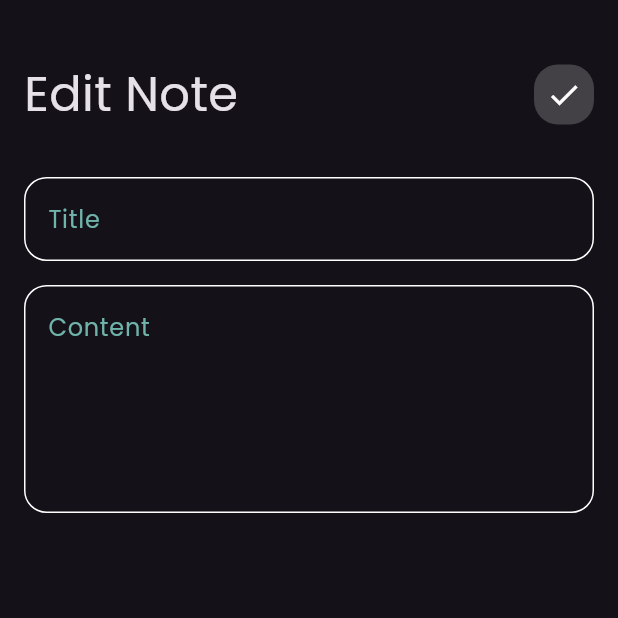
After one commit to mahmoudmourad124/notes_app, a Flutter app: the screen it shows after launch, after a tap on "Flutter tips", on a phone screen of 412 x 824 dp, the top half of it. The commit adds this screen. Run offline on Flutter 3.47's test engine with Material 3 defaults, Android fonts, the phone set to English and light mode, and no system bars.

Commit message:
create edit note view

```diff
--- a/lib/main.dart
+++ b/lib/main.dart
@@ -1,5 +1,5 @@
 import 'package:flutter/material.dart';
-import 'package:notes_app/views/notes_view.dart';
+import 'package:notes_app/views/widgets/notes_view.dart';
 
 void main() {
   runApp(NotesApp());
--- a/lib/views/custom_appbar.dart
+++ b/lib/views/widgets/custom_appbar.dart
@@ -1,23 +1,27 @@
 import 'package:flutter/material.dart';
-import 'package:notes_app/views/custom_search_icon.dart';
+import 'package:notes_app/views/widgets/custom_search_icon.dart';
 
 class CustomAppbar extends StatelessWidget {
-  const CustomAppbar({super.key});
+  const CustomAppbar({super.key, required this.icon, required this.title});
+  final IconData icon;
+  final String title;
 
   @override
   Widget build(BuildContext context) {
-    return const Padding(
+    return Padding(
       padding: EdgeInsets.only(top: 24),
       child: Row(
         mainAxisAlignment: MainAxisAlignment.spaceBetween,
         children: [
           Text(
-            'Notes',
+            title,
             style: TextStyle(
               fontSize: 32,
             ),
           ),
-          CustomSearchIcon()
+          CustomSearchIcon(
+            icon: icon,
+          )
         ],
       ),
     );
--- a/lib/views/custom_search_icon.dart
+++ b/lib/views/widgets/custom_search_icon.dart
@@ -1,8 +1,8 @@
 import 'package:flutter/material.dart';
 
 class CustomSearchIcon extends StatelessWidget {
-  const CustomSearchIcon({super.key});
-
+  const CustomSearchIcon({super.key, required this.icon});
+  final IconData icon;
   @override
   Widget build(BuildContext context) {
     return Container(
@@ -13,7 +13,7 @@ class CustomSearchIcon extends StatelessWidget {
           color: Colors.white.withOpacity(.2)),
       child: Center(
         child: Icon(
-          Icons.search,
+          icon,
           size: 24,
         ),
       ),
--- /dev/null
+++ b/lib/views/widgets/edit_note_view.dart
@@ -0,0 +1,13 @@
+import 'package:flutter/material.dart';
+import 'package:notes_app/views/widgets/edit_note_view_body.dart';
+
+class EditNoteView extends StatelessWidget {
+  const EditNoteView({super.key});
+
+  @override
+  Widget build(BuildContext context) {
+    return const Scaffold(
+      body: EditNoteViewBody(),
+    );
+  }
+}
--- /dev/null
+++ b/lib/views/widgets/edit_note_view_body.dart
@@ -0,0 +1,33 @@
+import 'package:flutter/material.dart';
+import 'package:notes_app/views/widgets/custom_appbar.dart';
+import 'package:notes_app/views/widgets/custom_text_field.dart';
+
+class EditNoteViewBody extends StatelessWidget {
+  const EditNoteViewBody({super.key});
+
+  @override
+  Widget build(BuildContext context) {
+    return const Padding(
+      padding: EdgeInsets.all(16.0),
+      child: Column(
+        children: [
+          CustomAppbar(
+            title: 'Edit Note',
+            icon: Icons.check,
+          ),
+          SizedBox(
+            height: 32,
+          ),
+          CustomTextField(textFieldHint: 'Title'),
+          SizedBox(
+            height: 16,
+          ),
+          CustomTextField(
+            textFieldHint: 'Content',
+            maxLines: 5,
+          ),
+        ],
+      ),
+    );
+  }
+}
--- /dev/null
+++ b/lib/views/widgets/notes_list_view.dart
@@ -0,0 +1,30 @@
+import 'package:flutter/material.dart';
+import 'package:notes_app/views/widgets/custome_note_item.dart';
+import 'package:notes_app/views/widgets/edit_note_view.dart';
+
+class NotesListView extends StatelessWidget {
+  const NotesListView({super.key});
+
+  @override
+  Widget build(BuildContext context) {
+    return ListView.builder(
+      itemBuilder: (context, index) {
+        return Padding(
+          padding: EdgeInsets.only(
+            top: 8.0,
+          ),
+          child: GestureDetector(
+            child: NoteItem(),
+            onTap: () {
+              Navigator.push(context, MaterialPageRoute(
+                builder: (context) {
+                  return const EditNoteView();
+                },
+              ));
+            },
+          ),
+        );
+      },
+    );
+  }
+}
--- a/lib/views/notes_view.dart
+++ b/lib/views/widgets/notes_view.dart
@@ -1,6 +1,6 @@
 import 'package:flutter/material.dart';
-import 'package:notes_app/views/add_note_model_sheet.dart';
-import 'package:notes_app/views/notes_view_body.dart';
+import 'package:notes_app/views/widgets/add_note_bottom_sheet.dart';
+import 'package:notes_app/views/widgets/notes_view_body.dart';
 
 class NotesView extends StatelessWidget {
   const NotesView({super.key});
@@ -17,7 +17,7 @@ class NotesView extends StatelessWidget {
               //     borderRadius: BorderRadius.circular(0)),
               context: context,
               builder: (context) {
-                return AddNoteModelSheet();
+                return AddNoteBottomSheet();
               },
             );
           },
--- a/lib/views/notes_view_body.dart
+++ b/lib/views/widgets/notes_view_body.dart
@@ -1,6 +1,6 @@
 import 'package:flutter/material.dart';
-import 'package:notes_app/views/custom_appbar.dart';
-import 'package:notes_app/views/notes_list_view.dart';
+import 'package:notes_app/views/widgets/custom_appbar.dart';
+import 'package:notes_app/views/widgets/notes_list_view.dart';
 
 class NotesViewBody extends StatelessWidget {
   const NotesViewBody({super.key});
@@ -11,7 +11,10 @@ class NotesViewBody extends StatelessWidget {
       padding: EdgeInsets.symmetric(horizontal: 24),
       child: Column(
         children: [
-          CustomAppbar(),
+          CustomAppbar(
+            title: 'Notes',
+            icon: Icons.search,
+          ),
           Expanded(
               child: Padding(
             padding: EdgeInsets.symmetric(vertical: 16.0),
```
Also changed, not shown: lib/views/notes_list_view.dart (deleted, +0 -20 lines), lib/views/widgets/add_note_bottom_sheet.dart (renamed from lib/views/add_note_model_sheet.dart, +6 -6 lines), lib/views/widgets/custom_button.dart (renamed from lib/views/custom_button.dart, +6 -5 lines), lib/views/widgets/custom_text_field.dart (renamed from lib/views/custom_text_field.dart), lib/views/widgets/custome_note_item.dart (renamed from lib/views/custome_note_item.dart).
